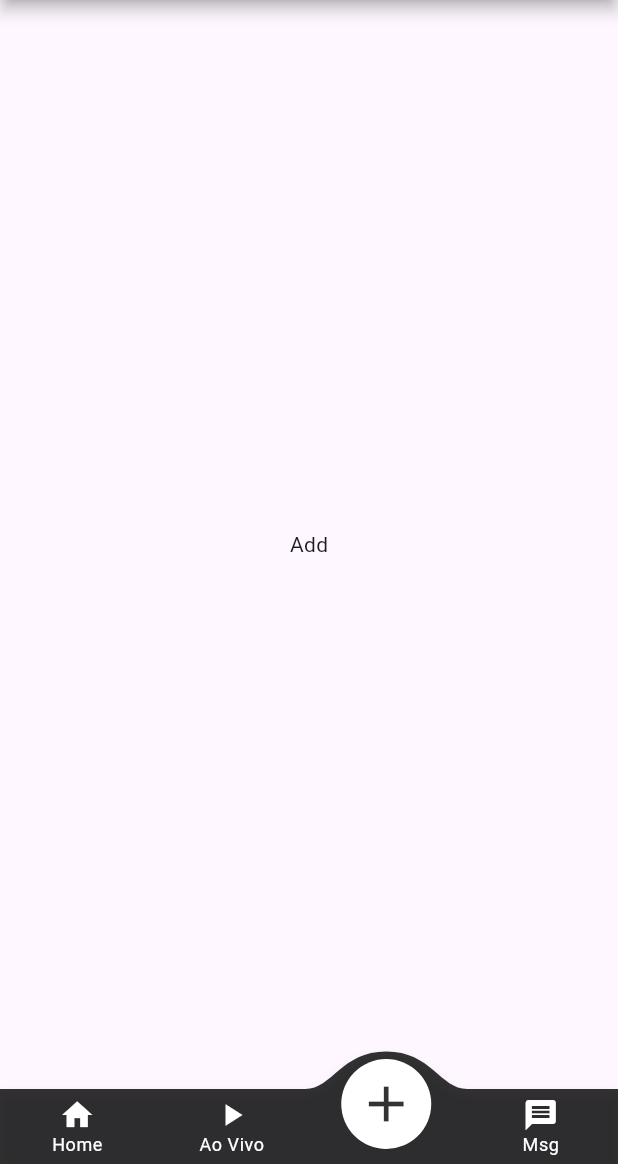
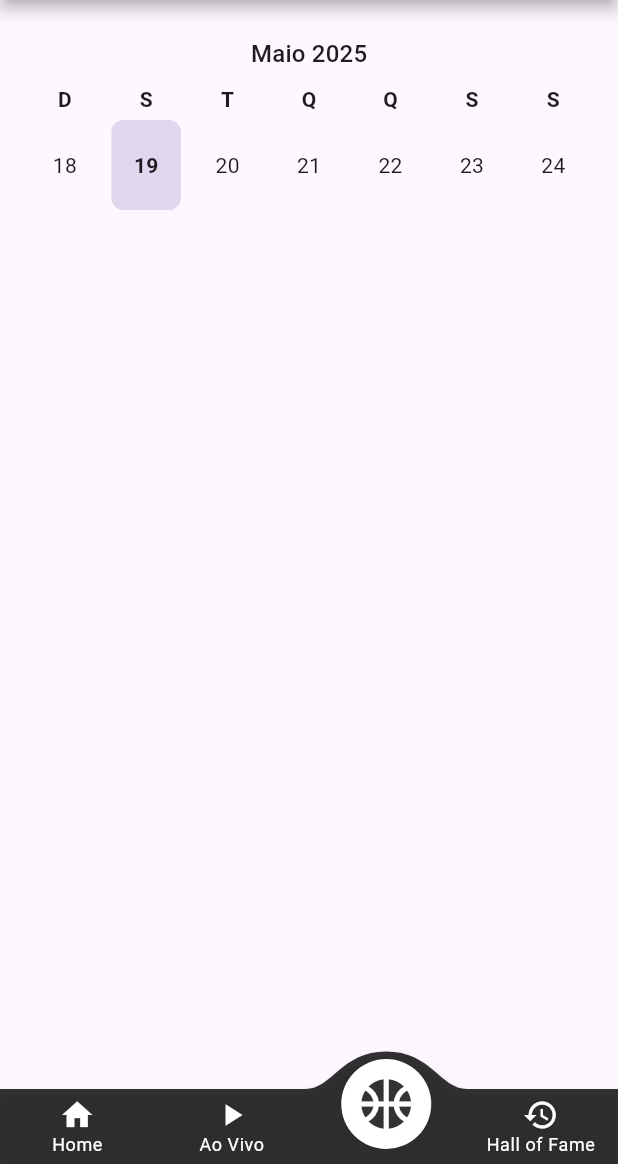
Before and after one commit to icarokeller1/lbapoa, a Flutter app: the screen it shows after launch, item 3 of the bottom bar chosen, on a phone screen of 412 x 824 dp, the part 72-1236 px from its top. Run offline on Flutter 3.47's test engine with Material 3 defaults, Android fonts, the light colour scheme and no system bars; drawn by our look-alikes of convex_bottom_bar; our stand-ins replace webview_flutter.

Commit message:
scrapper, widget de calendario, melhorias do bottomNav

```diff
--- a/assets/posts.json
+++ b/assets/posts.json
@@ -1,3 +1,5 @@
 [
-  "https://www.instagram.com/p/DJW0qowt02o/"
+  "https://www.instagram.com/p/DJW0qowt02o/",
+  "https://www.instagram.com/p/DJU5Ee-Pm5w/"
+
 ]
--- a/lib/main.dart
+++ b/lib/main.dart
@@ -1,5 +1,4 @@
 import 'package:flutter/material.dart';
-import 'package:lbapoa/pages/home.dart';
 import 'package:lbapoa/pages/home_shell.dart';
 
 void main() {
--- a/lib/pages/home_shell.dart
+++ b/lib/pages/home_shell.dart
@@ -3,6 +3,7 @@ import 'package:lbapoa/pages/ao_vivo.dart';
 import 'package:lbapoa/pages/home.dart';
 import 'package:lbapoa/widgets/app_bar.dart';
 import 'package:lbapoa/widgets/bottom_nav.dart';
+import 'package:lbapoa/pages/jogos_page.dart';
 
 class HomeShell extends StatefulWidget {
   const HomeShell({super.key});
@@ -17,7 +18,7 @@ class _HomeShellState extends State<HomeShell> {
   final _pages = const [
     HomePage(),
     AoVivo(),
-    Center(child: Text('Add')), // substitua pelos seus widgets
+    JogosPage(), // substitua pelos seus widgets
     Center(child: Text('Msg')),
   ];
 
--- /dev/null
+++ b/lib/pages/jogos_page.dart
@@ -0,0 +1,21 @@
+import 'package:flutter/material.dart';
+import 'package:lbapoa/widgets/games_calendar.dart';
+
+class JogosPage extends StatelessWidget {
+  const JogosPage({super.key});
+
+  @override
+  Widget build(BuildContext context) {
+    return Scaffold(
+      body: Padding(
+        padding: const EdgeInsets.all(16),
+        child: GamesWeekCalendar(
+          onDateSelected: (date) {
+            // aqui você filtra sua lista de jogos pelo `date`
+            debugPrint('Data selecionada: $date');
+          },
+        ),
+      ),
+    );
+  }
+}
--- a/lib/widgets/bottom_nav.dart
+++ b/lib/widgets/bottom_nav.dart
@@ -1,11 +1,13 @@
 import 'package:flutter/material.dart';
 import 'package:convex_bottom_bar/convex_bottom_bar.dart';
-import 'package:lbapoa/pages/ao_vivo.dart';
-import 'package:lbapoa/pages/home.dart';
 
 class BottomNav extends StatefulWidget {
   const BottomNav({super.key, required this.onIndexChanged, this.initialIndex = 0});
+
+  /// Índice inicial selecionado na barra
   final int initialIndex;
+
+  /// Callback para notificar troca de índice
   final ValueChanged<int> onIndexChanged;
 
   @override
@@ -22,14 +24,14 @@ class _BottomNavState extends State<BottomNav> {
       color: Colors.white,
       initialActiveIndex: _current,
       items: const [
-        TabItem(icon: Icons.home,       title: 'Home'),
-        TabItem(icon: Icons.play_arrow, title: 'Ao Vivo'),
-        TabItem(icon: Icons.add,        title: 'Add'),
-        TabItem(icon: Icons.message,    title: 'Msg'),
+        TabItem(icon: Icons.home,            title: 'Home'),
+        TabItem(icon: Icons.play_arrow,      title: 'Ao Vivo'),
+        TabItem(icon: Icons.sports_basketball,   title: 'Jogos'),
+        TabItem(icon: Icons.history,         title: 'Hall of Fame'),
       ],
-      onTap: (i) {
-        setState(() => _current = i);
-        widget.onIndexChanged(i);
+      onTap: (int index) {
+        setState(() => _current = index);
+        widget.onIndexChanged(index);
       },
     );
   }
--- /dev/null
+++ b/lib/widgets/games_calendar.dart
@@ -0,0 +1,138 @@
+import 'package:flutter/material.dart';
+
+/// Widget de calendário semanal, exibe apenas uma semana e permite
+/// navegar por semanas ao arrastar.
+class GamesWeekCalendar extends StatefulWidget {
+  /// Callback disparado ao selecionar uma data
+  final ValueChanged<DateTime> onDateSelected;
+
+  const GamesWeekCalendar({Key? key, required this.onDateSelected}) : super(key: key);
+
+  @override
+  _GamesWeekCalendarState createState() => _GamesWeekCalendarState();
+}
+
+class _GamesWeekCalendarState extends State<GamesWeekCalendar> {
+  static const int _initialPage = 5000;
+  late final DateTime _baseWeekStart;
+  late final PageController _pageController;
+  int _currentPage = _initialPage;
+  DateTime? _selectedDate;
+
+  @override
+  void initState() {
+    super.initState();
+    final now = DateTime.now();
+    final weekdayIndex = now.weekday % 7; // domingo=0
+    _baseWeekStart = DateTime(now.year, now.month, now.day)
+        .subtract(Duration(days: weekdayIndex));
+    _pageController = PageController(initialPage: _initialPage);
+    _selectedDate = now;
+  }
+
+  /// Calcula o domingo da semana para um dado índice de página
+  DateTime _weekStartForPage(int page) {
+    final offsetWeeks = page - _initialPage;
+    return _baseWeekStart.add(Duration(days: offsetWeeks * 7));
+  }
+
+  @override
+  Widget build(BuildContext context) {
+    // para mostrar mês e ano sem intl
+    const monthNames = [
+      'Janeiro', 'Fevereiro', 'Março', 'Abril', 'Maio', 'Junho',
+      'Julho', 'Agosto', 'Setembro', 'Outubro', 'Novembro', 'Dezembro'
+    ];
+
+    final currentWeekStart = _weekStartForPage(_currentPage);
+    final monthLabel =
+        '${monthNames[currentWeekStart.month - 1]} ${currentWeekStart.year}';
+
+    // iniciais dos dias da semana
+    const weekdayInitials = ['D', 'S', 'T', 'Q', 'Q', 'S', 'S'];
+
+    return Column(
+      mainAxisSize: MainAxisSize.min,
+      children: [
+        // Mês e ano
+        Padding(
+          padding: const EdgeInsets.symmetric(vertical: 8.0),
+          child: Text(
+            monthLabel,
+            style: Theme.of(context).textTheme.titleMedium,
+          ),
+        ),
+        // iniciais dos dias
+        Row(
+          children: weekdayInitials.map((initial) {
+            return Expanded(
+              child: Center(
+                child: Text(
+                  initial,
+                  style: const TextStyle(fontWeight: FontWeight.bold),
+                ),
+              ),
+            );
+          }).toList(),
+        ),
+        const SizedBox(height: 4),
+        // PageView com a semana
+        SizedBox(
+          height: 60,
+          child: PageView.builder(
+            controller: _pageController,
+            onPageChanged: (page) {
+              setState(() {
+                _currentPage = page;
+              });
+            },
+            itemBuilder: (_, page) {
+              final weekStart = _weekStartForPage(page);
+              final days = List<DateTime>.generate(
+                7,
+                (i) => weekStart.add(Duration(days: i)),
+              );
+
+              return Row(
+                children: days.map((date) {
+                  final isSelected = _selectedDate != null &&
+                      DateUtils.isSameDay(_selectedDate, date);
+
+                  return Expanded(
+                    child: GestureDetector(
+                      onTap: () {
+                        setState(() => _selectedDate = date);
+                        widget.onDateSelected(date);
+                      },
+                      child: Container(
+                        margin: const EdgeInsets.symmetric(horizontal: 4),
+                        decoration: isSelected
+                            ? BoxDecoration(
+                                color: Theme.of(context)
+                                    .colorScheme
+                                    .primary
+                                    .withOpacity(0.2),
+                                borderRadius: BorderRadius.circular(8),
+                              )
+                            : null,
+                        alignment: Alignment.center,
+                        child: Text(
+                          '${date.day}',
+                          style: TextStyle(
+                            fontWeight: isSelected
+                                ? FontWeight.bold
+                                : FontWeight.normal,
+                          ),
+                        ),
+                      ),
+                    ),
+                  );
+                }).toList(),
+              );
+            },
+          ),
+        ),
+      ],
+    );
+  }
+}
--- a/pubspec.yaml
+++ b/pubspec.yaml
@@ -34,6 +34,9 @@ dependencies:
   convex_bottom_bar: ^3.2.0
   cupertino_icons: ^1.0.8
   webview_flutter: ^4.11.0
+  youtube_player_flutter: ^9.1.1
+  http: ^1.4.0
+  intl: ^0.20.2
 
 
 dev_dependencies:
```
Also changed, not shown: lib/pages/ao_vivo.dart (+15 -11 lines), lib/widgets/instagram_posts.dart (+37 -4 lines), lib/widgets/teste.dart (deleted, +0 -26 lines), pubspec.lock, 5 other files.
